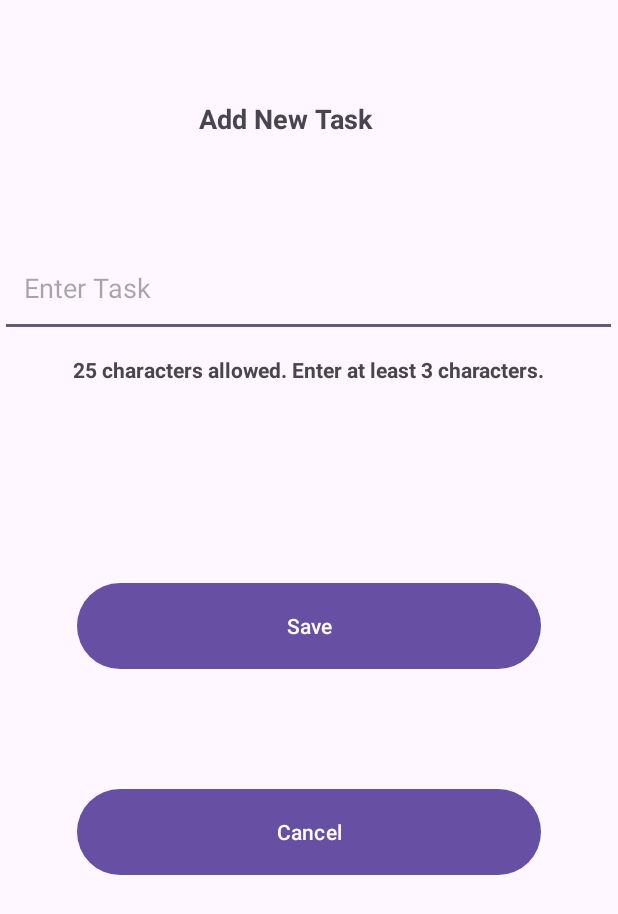
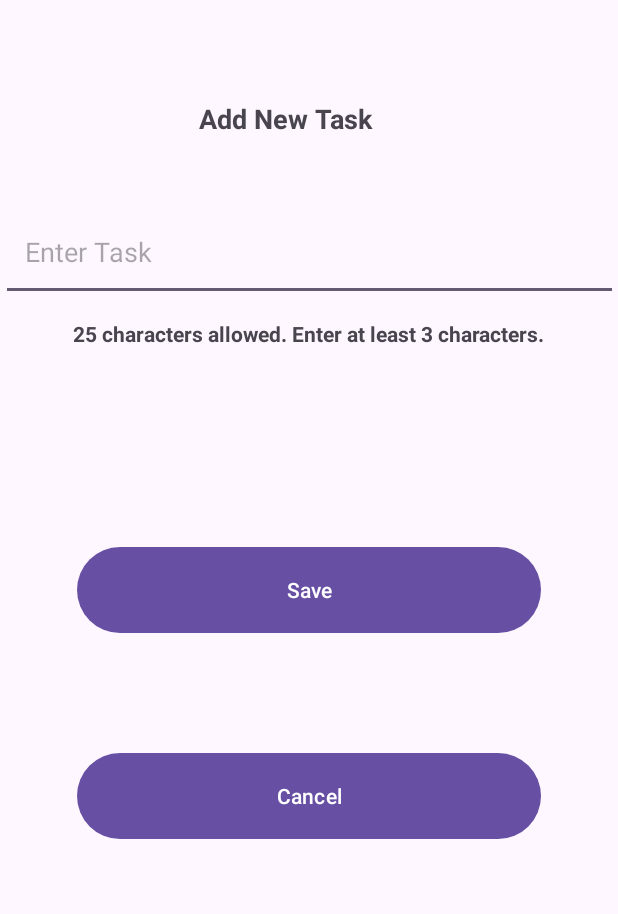
Before and after one commit to ColinMVan/To-Do-ListApp-UltraPro, an Android app: the AddTaskActivity screen opened directly, with no data from a screen before it, on a phone screen of 412 x 824 dp. Shown: the top 914 px of the screen. Run offline under Robolectric (Android 15) with nearby library versions, the phone set to English and light mode, and no system bars.

```diff
--- a/app/src/main/java/com/example/to_do_listapp/task_detail.kt
+++ b/app/src/main/java/com/example/to_do_listapp/task_detail.kt
@@ -35,7 +35,6 @@ class task_detail : AppCompatActivity() {
 
         // Complete task logic
         markCompleteButton.setOnClickListener {
-            // Logic to mark task as complete
             finish() // Close activity
         }
 
--- a/app/src/main/res/layout/add_new_task.xml
+++ b/app/src/main/res/layout/add_new_task.xml
@@ -20,21 +20,24 @@
         app:layout_constraintVertical_bias="0.083" />
 
     <!-- Task Input Field -->
+
+    <!-- Save Button -->
     <EditText
         android:id="@+id/taskEditText"
         android:layout_width="411dp"
         android:layout_height="65dp"
-        android:layout_marginTop="68dp"
+        android:layout_marginTop="44dp"
+        android:focusable="true"
+        android:focusableInTouchMode="true"
         android:hint="Enter Task"
-        android:inputType="phone"
+        android:inputType="text"
         android:maxLength="25"
         android:padding="16dp"
         app:layout_constraintEnd_toEndOf="parent"
-        app:layout_constraintHorizontal_bias="0.0"
+        app:layout_constraintHorizontal_bias="1.0"
         app:layout_constraintStart_toStartOf="parent"
         app:layout_constraintTop_toBottomOf="@+id/textView" />
 
-    <!-- Save Button -->
     <Button
         android:id="@+id/saveTaskButton"
         android:layout_width="309dp"
```
